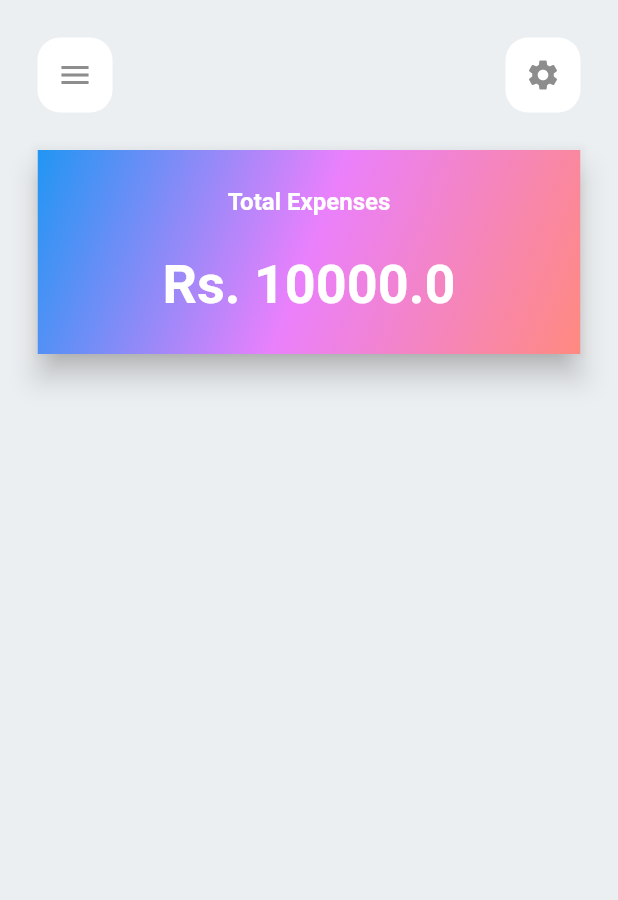
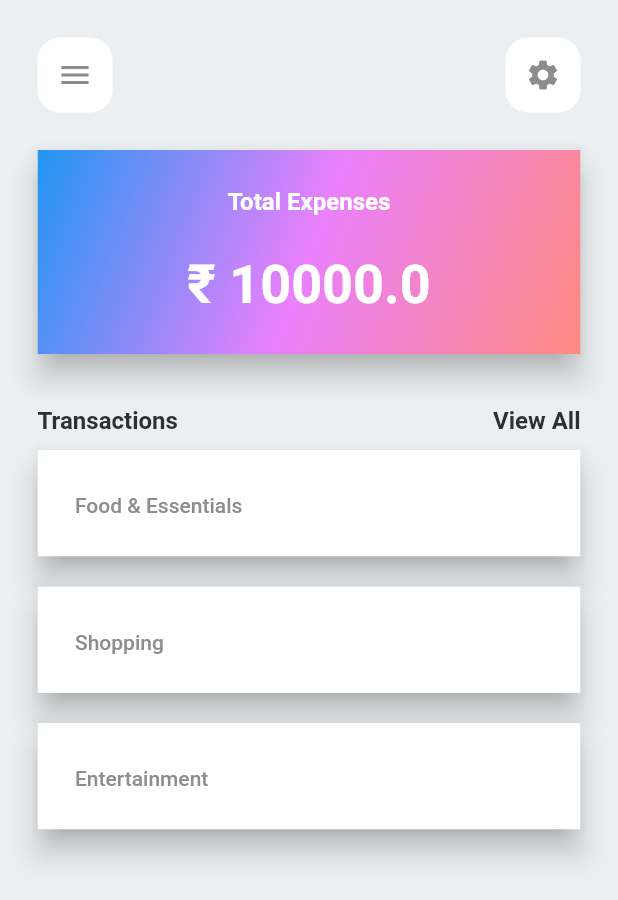
Before and after one commit to theAB316/expense-tracker, a Flutter app: the screen it shows after launch, on a phone screen of 412 x 824 dp. Shown: the top 900 px of the screen. Run offline on Flutter 3.47's test engine with Material 2 defaults, Android fonts, the phone set to English and light mode, and no system bars; missing offline and left inert: cupertino_rounded_corners.

Commit message:
feat: add categories scroll view

```diff
--- a/flutter_expense_tracker/lib/ui/screens/main_screen.dart
+++ b/flutter_expense_tracker/lib/ui/screens/main_screen.dart
@@ -3,6 +3,7 @@ import 'package:flutter/material.dart';
 import 'package:flutter_expense_tracker/ui/utils/constants.dart';
 import 'package:flutter_expense_tracker/ui/widgets/border_box_widget.dart';
 import 'package:flutter_expense_tracker/ui/widgets/main_expenses_widget.dart';
+import 'package:flutter_expense_tracker/ui/widgets/squircle_widget.dart';
 
 class MainScreen extends StatefulWidget {
   @override
@@ -13,6 +14,7 @@ class _MainScreenState extends State<MainScreen> {
   double screenWidth = window.physicalSize.width;
   @override
   Widget build(BuildContext context) {
+    ThemeData themeData = Theme.of(context);
     final Size size = MediaQuery.of(context).size;
     return SafeArea(
       child: Scaffold(
@@ -40,7 +42,45 @@ class _MainScreenState extends State<MainScreen> {
                 ),
               ),
               addVerticleSpace(PADDING_VALUE),
-              Padding(padding: SYMMETRIC_PADDING_HORIZONTAL, child: MainExpensesWidget())
+              Padding(
+                  padding: SYMMETRIC_PADDING_HORIZONTAL,
+                  child: MainExpensesWidget()),
+              addVerticleSpace(PADDING_VALUE + 10),
+              Padding(
+                padding: SYMMETRIC_PADDING_HORIZONTAL,
+                child: Row(
+                  mainAxisAlignment: MainAxisAlignment
+                      .spaceBetween, // to move both borderboxes to opposite ends
+                  children: [
+                    Text(
+                      "Transactions",
+                      style: themeData.textTheme.headline5,
+                    ),
+                    Text(
+                      "View All",
+                      style: themeData.textTheme.headline5,
+                    ),
+                  ],
+                ),
+              ),
+              addVerticleSpace(0),
+              SingleChildScrollView(
+                scrollDirection: Axis.vertical,
+                child: Column(
+                    children: CATEGORIES_LIST
+                        .map(
+                          (category) => Padding(
+                            padding: SYMMETRIC_PADDING_ALL,
+                            child: Container(
+                              width: screenWidth,
+                              child: SquircleWidget(
+                                child: Text(category),
+                              ),
+                            ),
+                          ),
+                        )
+                        .toList()),
+              )
             ],
           ),
         ),
--- a/flutter_expense_tracker/lib/ui/utils/constants.dart
+++ b/flutter_expense_tracker/lib/ui/utils/constants.dart
@@ -1,19 +1,35 @@
 import 'package:flutter/material.dart';
 
+///////////// Constants that might be changed //////////////////
+
+final CATEGORIES_LIST = [
+  "Food & Essentials",
+  "Shopping",
+  "Entertainment",
+];
+
+final MAIN_EXPENSES_WIDGET_COLOURS = [
+  Colors.blue,
+  Colors.purpleAccent.shade100,
+  Colors.redAccent.shade100
+];
+
+////////////////////////////////////////////////////////////////
+
+const RUPPEE_SYMBOL = '\u{20B9}';
+
 const double PADDING_VALUE = 25;
-const EdgeInsets SYMMETRIC_PADDING_HORIZONTAL = EdgeInsets.symmetric(horizontal: 25);
+const EdgeInsets SYMMETRIC_PADDING_HORIZONTAL =
+    EdgeInsets.symmetric(horizontal: 25);
+
+const EdgeInsets SYMMETRIC_PADDING_ALL =
+    EdgeInsets.symmetric(horizontal: 25, vertical: 10);
 
 const COLOR_BLACK = Color.fromRGBO(48, 47, 48, 1.0);
 const COLOR_GREY = Color.fromRGBO(141, 141, 141, 1.0);
 final COLOR_BLUE_GREY = Colors.blueGrey.shade50;
 const COLOR_WHITE = Colors.white;
 const COLOR_DARK_BLUE = Color.fromRGBO(20, 25, 45, 1.0);
-
-final MAIN_EXPENSES_WIDGET_COLOURS = [
-  Colors.blue,
-  Colors.purpleAccent.shade100,
-  Colors.redAccent.shade100
-];
 
 const TextTheme TEXT_THEME_DEFAULT = TextTheme(
     headline1: TextStyle(
@@ -25,7 +41,7 @@ const TextTheme TEXT_THEME_DEFAULT = TextTheme(
     headline4: TextStyle(
         color: COLOR_WHITE, fontWeight: FontWeight.w700, fontSize: 16),
     headline5: TextStyle(
-        color: COLOR_WHITE, fontWeight: FontWeight.w700, fontSize: 14),
+        color: COLOR_BLACK, fontWeight: FontWeight.w700, fontSize: 16),
     headline6: TextStyle(
         color: COLOR_WHITE, fontWeight: FontWeight.w700, fontSize: 12),
     bodyText1: TextStyle(
--- a/flutter_expense_tracker/lib/ui/widgets/main_expenses_widget.dart
+++ b/flutter_expense_tracker/lib/ui/widgets/main_expenses_widget.dart
@@ -18,7 +18,6 @@ class _MainExpensesWidgetState extends State<MainExpensesWidget> {
 
   @override
   Widget build(BuildContext context) {
-
     ThemeData themeData = Theme.of(context);
     double screenWidth = window.physicalSize.width;
 
@@ -35,7 +34,7 @@ class _MainExpensesWidgetState extends State<MainExpensesWidget> {
             ),
             addVerticleSpace(PADDING_VALUE),
             Text(
-              "Rs. " + totalExpenses.toString(),
+              RUPPEE_SYMBOL + " " + totalExpenses.toString(),
               style: themeData.textTheme.headline1,
             ),
           ],
--- a/flutter_expense_tracker/lib/ui/widgets/squircle_widget.dart
+++ b/flutter_expense_tracker/lib/ui/widgets/squircle_widget.dart
@@ -11,7 +11,7 @@ class SquircleWidget extends StatelessWidget {
 
   SquircleWidget({
     Key? key,
-    this.colors = const [Colors.blue, Colors.purpleAccent, Colors.deepOrangeAccent],
+    this.colors = const [Colors.white, Colors.white],
     this.margin = const EdgeInsets.all(0.0),
     this.shadowElevation = 8.0,
     this.child = const SizedBox.shrink(),
@@ -29,7 +29,8 @@ class SquircleWidget extends StatelessWidget {
             Radius.elliptical(40.0, 40.0),
           ),
         ),
-        clipBehavior: Clip.antiAlias, // so that gradient is contained to rounded border
+        clipBehavior:
+            Clip.antiAlias, // so that gradient is contained to rounded border
         elevation: shadowElevation,
         child: Container(
           padding: childPadding,
```
